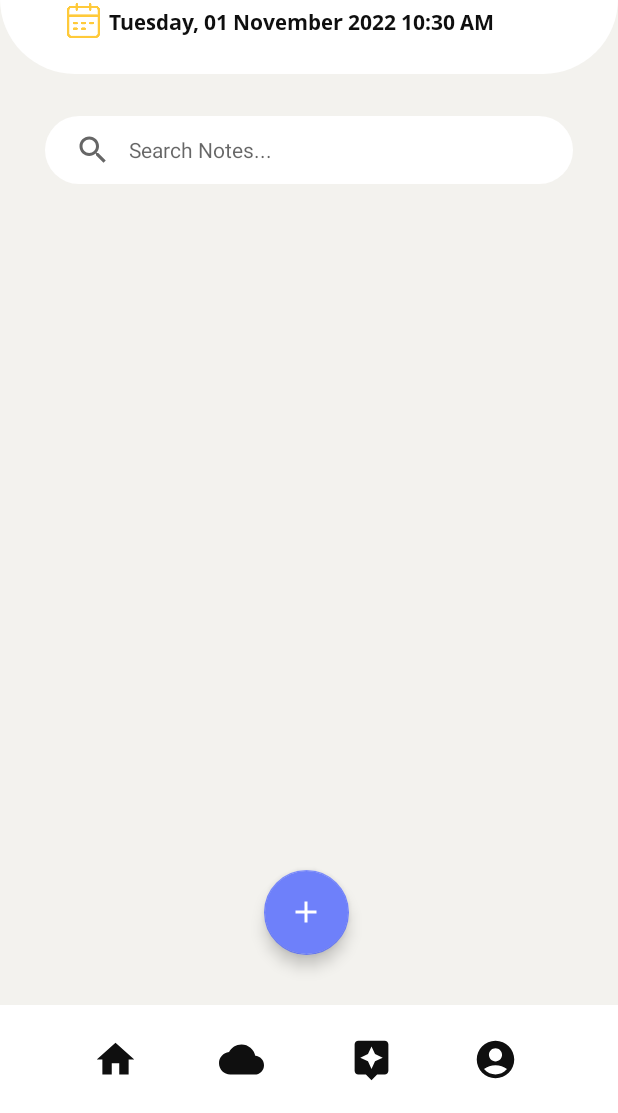
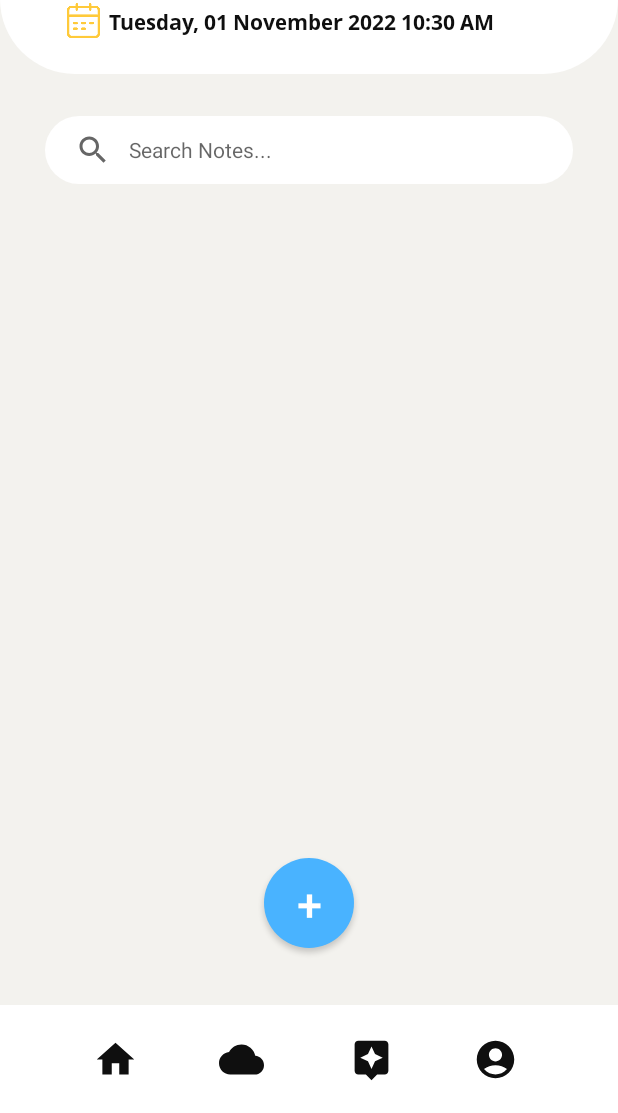
Before and after one commit to HarryuCATGREY/My_Notes, an Android app: the ExistUserMainPage screen opened directly, with no data from a screen before it, on a phone screen of 412 x 824 dp, the part 123-1236 px from its top. Run offline under Robolectric (Android 15) with nearby library versions, the phone set to English and light mode, and no system bars; our stand-ins replace Firebase (no records; nobody signed in at launch, a user with empty details on screens opened directly).

Commit message:
fix the exist main page add button bug

```diff
--- a/app/src/main/java/com/example/whim/ExistUserMainPage.java
+++ b/app/src/main/java/com/example/whim/ExistUserMainPage.java
@@ -21,6 +21,7 @@ import android.os.Bundle;
 import android.view.Menu;
 import android.view.MenuItem;
 import android.view.View;
+import android.widget.Button;
 import android.widget.ImageButton;
 import android.widget.LinearLayout;
 import android.widget.PopupMenu;
@@ -46,7 +47,7 @@ public class ExistUserMainPage extends AppCompatActivity implements PopupMenu.On
     //RecyclerView recyclerView_exist;
     NoteListAdapter noteListAdapterExist;
     List<Notes> notes = new ArrayList<>();
-    FloatingActionButton fab_add_exist;
+    Button fab_add_exist;
     SearchView search_home_exist;
     Notes selectedNote;
     String currSearch;
--- a/app/src/main/res/drawable/plus.xml
+++ b/app/src/main/res/drawable/plus.xml
@@ -1,5 +1,13 @@
-<vector android:height="24dp" android:tint="#FFFFFF"
-    android:viewportHeight="24" android:viewportWidth="24"
-    android:width="24dp" xmlns:android="http://schemas.android.com/apk/res/android">
-    <path android:fillColor="@android:color/white" android:pathData="M19,13h-6v6h-2v-6H5v-2h6V5h2v6h6v2z"/>
-</vector>
+
+<shape xmlns:android="http://schemas.android.com/apk/res/android"
+    android:shape="oval">
+
+    <corners android:radius="0dp" />   <!-- 设置圆角弧度 -->
+    <solid android:color="#FF7001" />   <!-- 设置背景颜色 -->
+    <size
+        android:width="40dp"
+        android:height="40dp" />
+    <stroke
+        android:width="0dp"
+        android:color="#fff" />
+</shape>
--- a/app/src/main/res/layout/activity_exist_user_main_page.xml
+++ b/app/src/main/res/layout/activity_exist_user_main_page.xml
@@ -129,7 +129,6 @@
         android:layout_alignParentBottom="true"
         android:background="@color/white">
 
-
         <ImageButton
             android:id="@+id/community"
             android:layout_width="30dp"
@@ -183,19 +182,17 @@
 
     </androidx.constraintlayout.widget.ConstraintLayout>
 
-    <com.google.android.material.floatingactionbutton.FloatingActionButton
+    <Button
         android:id="@+id/fab_add_exist"
-
-        android:layout_width="171dp"
+        android:layout_width="60dp"
         android:layout_height="60dp"
-        android:layout_alignParentStart="true"
-        android:layout_alignParentEnd="true"
         android:layout_alignParentBottom="true"
-        android:layout_marginStart="176dp"
-        android:layout_marginEnd="179dp"
-        android:layout_marginBottom="105dp"
-        android:src="@drawable/plus"
-        app:backgroundTint="#6E80FA"
+        android:layout_centerHorizontal="true"
+        android:layout_marginBottom="110dp"
+        android:background="@drawable/plus"
+        android:text="+"
+        android:textSize="30dp"
+        app:backgroundTint="#49B3FF"
         app:tint="@android:color/white" />
 
 
```
